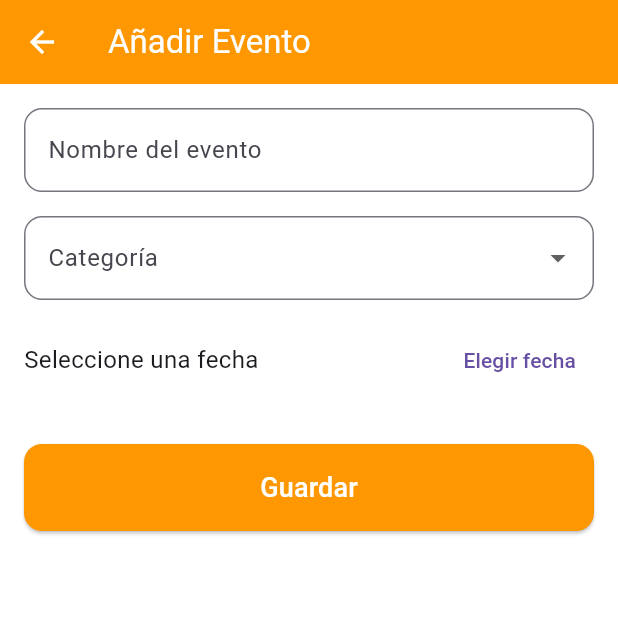
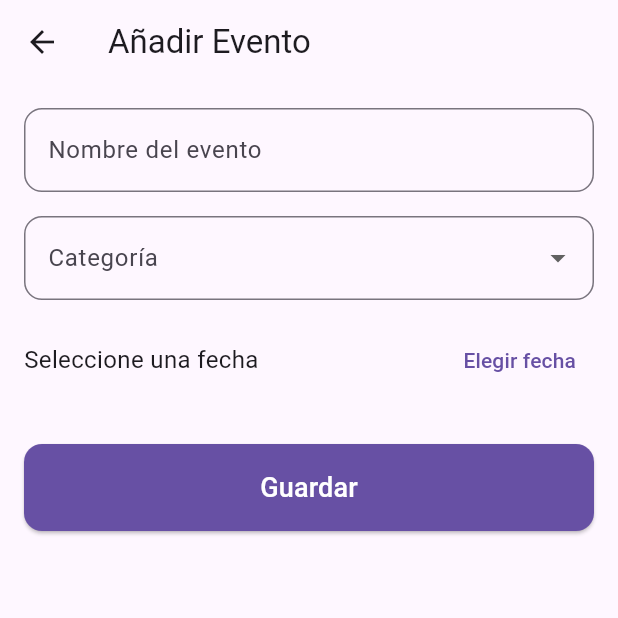
Before and after one commit to Carfer0410/-cuanto-falta-, a Flutter app: the screen it shows after launch, after a tap on the "add" icon, on a phone screen of 412 x 824 dp, the top half of it. Run offline on Flutter 3.47's test engine with Material 3 defaults, Android fonts, the phone set to English and light mode, and no system bars; our stand-ins replace shared_preferences, sqflite; accounts and stored records are empty.

Commit message:
puliendo detalles pantalla principal #2

```diff
--- a/lib/add_event_page.dart
+++ b/lib/add_event_page.dart
@@ -79,11 +79,11 @@ class _AddEventPageState extends State<AddEventPage> {
   @override
   Widget build(BuildContext context) {
     return Scaffold(
-      backgroundColor: Colors.white,
+      backgroundColor: Theme.of(context).scaffoldBackgroundColor,
       appBar: AppBar(
         title: const Text('Añadir Evento'),
-        backgroundColor: Colors.orange,
-        foregroundColor: Colors.white,
+        backgroundColor: Theme.of(context).appBarTheme.backgroundColor,
+        foregroundColor: Theme.of(context).appBarTheme.foregroundColor,
         elevation: 0,
       ),
       body: Padding(
@@ -137,7 +137,9 @@ class _AddEventPageState extends State<AddEventPage> {
                   padding: const EdgeInsets.only(bottom: 16),
                   child: Text(
                     _categoryMessages[_selectedCategory!] ?? '',
-                    style: TextStyle(fontSize: 16, color: Colors.grey[700]),
+                    style: Theme.of(
+                      context,
+                    ).textTheme.bodyMedium?.copyWith(fontSize: 16),
                   ),
                 ),
               Row(
@@ -159,8 +161,8 @@ class _AddEventPageState extends State<AddEventPage> {
               const SizedBox(height: 32),
               ElevatedButton(
                 style: ElevatedButton.styleFrom(
-                  backgroundColor: Colors.orange,
-                  foregroundColor: Colors.white,
+                  backgroundColor: Theme.of(context).colorScheme.primary,
+                  foregroundColor: Theme.of(context).colorScheme.onPrimary,
                   shape: RoundedRectangleBorder(
                     borderRadius: BorderRadius.circular(12),
                   ),
--- a/lib/main.dart
+++ b/lib/main.dart
@@ -1,4 +1,5 @@
 import 'package:flutter/material.dart';
+import 'package:shared_preferences/shared_preferences.dart';
 import 'home_page.dart';
 
 void main() {
@@ -15,7 +16,29 @@ class MyApp extends StatefulWidget {
 class _MyAppState extends State<MyApp> {
   ThemeMode _themeMode = ThemeMode.light;
 
-  void _onThemeChanged(ThemeMode mode) {
+  @override
+  void initState() {
+    super.initState();
+    _loadTheme();
+  }
+
+  Future<void> _loadTheme() async {
+    final prefs = await SharedPreferences.getInstance();
+    final modeString = prefs.getString('themeMode');
+    if (modeString != null) {
+      final mode = ThemeMode.values.firstWhere(
+        (e) => e.toString() == modeString,
+        orElse: () => ThemeMode.light,
+      );
+      setState(() {
+        _themeMode = mode;
+      });
+    }
+  }
+
+  Future<void> _onThemeChanged(ThemeMode mode) async {
+    final prefs = await SharedPreferences.getInstance();
+    await prefs.setString('themeMode', mode.toString());
     setState(() {
       _themeMode = mode;
     });
--- a/pubspec.yaml
+++ b/pubspec.yaml
@@ -39,6 +39,7 @@ dependencies:
   # The following adds the Cupertino Icons font to your application.
   # Use with the CupertinoIcons class for iOS style icons.
   cupertino_icons: ^1.0.8
+  shared_preferences: ^2.0.15
 
 dev_dependencies:
   flutter_test:
```
Also changed, not shown: lib/home_page.dart (+26 -11 lines), pubspec.lock, 1 other file.
